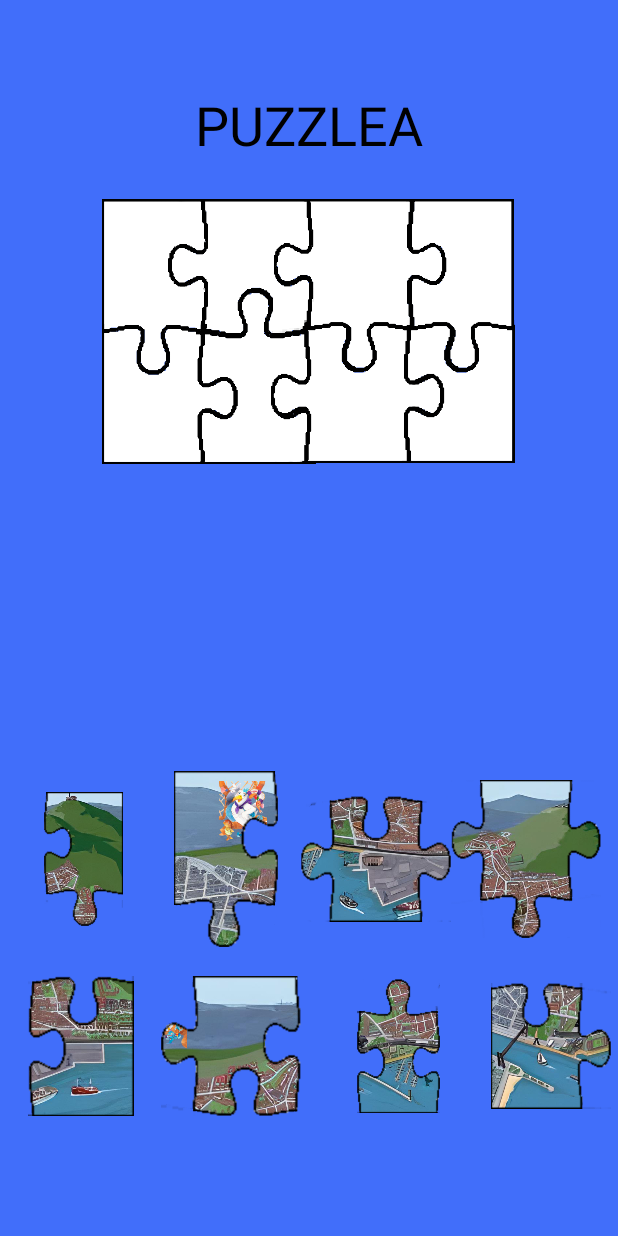
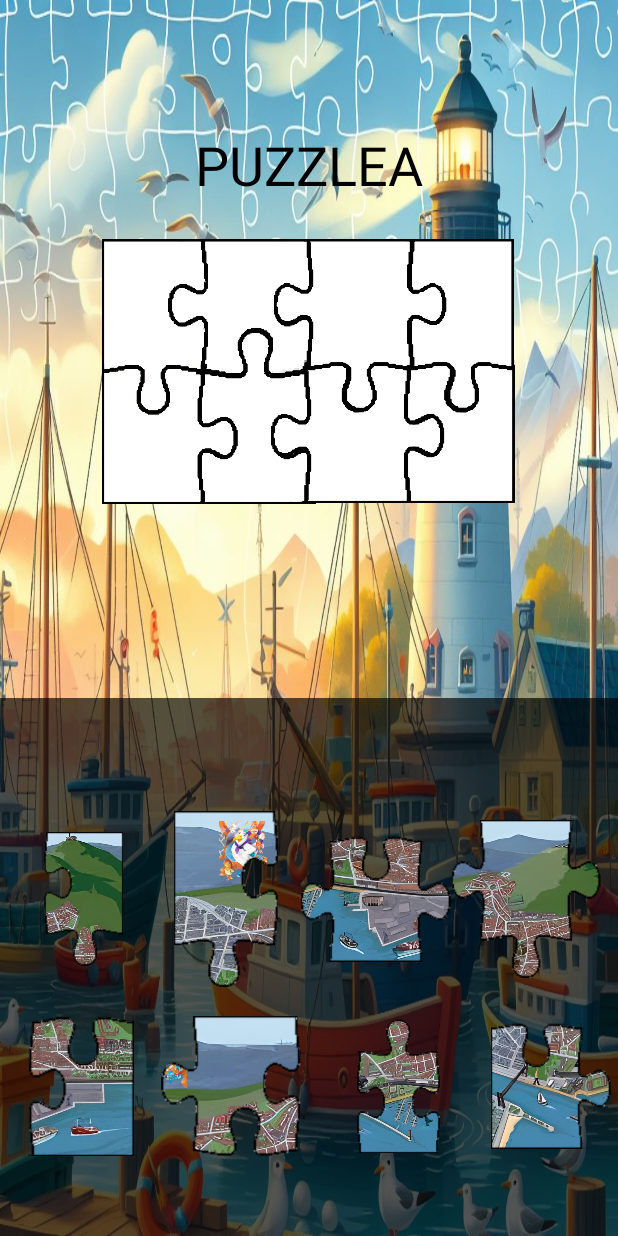
Before and after one commit to igonzalezDM2/didactic-app, an Android app: the Puzzle4x2Activity screen opened directly, with no data from a screen before it, on a phone screen of 412 x 824 dp. Run offline under Robolectric (Android 15) with nearby library versions, the phone set to English and light mode, and no system bars.

Commit message:
ADD fondo
nuevo fondo

```diff
--- a/app/src/main/java/com/example/didactic_app/Puzzle3x2Activity.kt
+++ b/app/src/main/java/com/example/didactic_app/Puzzle3x2Activity.kt
@@ -152,5 +152,4 @@ class Puzzle3x2Activity : Lanzador() {
             return true
         }
     }
-
 }
--- a/app/src/main/res/layout/activity_puzzle4x2.xml
+++ b/app/src/main/res/layout/activity_puzzle4x2.xml
@@ -3,7 +3,7 @@
     xmlns:tools="http://schemas.android.com/tools"
     android:layout_width="match_parent"
     android:layout_height="match_parent"
-    android:background="@color/blue"
+    android:background="@drawable/fondo_puzzle"
     tools:context=".Puzzle4x2Activity">
 
     <LinearLayout
@@ -15,7 +15,7 @@
             android:id="@+id/marcoZone"
             android:layout_width="match_parent"
             android:layout_height="0dp"
-            android:layout_weight="1"
+            android:layout_weight="1.3"
             android:gravity="center"
             android:orientation="vertical">
 
@@ -109,6 +109,7 @@
             android:layout_height="0dp"
             android:layout_weight="1"
             android:gravity="center"
+            android:background="@color/tranparent_black"
             android:orientation="vertical">
 
             <TextView
@@ -124,6 +125,7 @@
                 android:layout_height="wrap_content"
                 android:layout_marginBottom="10dp"
                 android:gravity="center"
+
                 android:orientation="horizontal">
 
                 <ImageView
```
Also changed, not shown: app/src/main/res/drawable/fondo_puzzle.jpeg (added).
